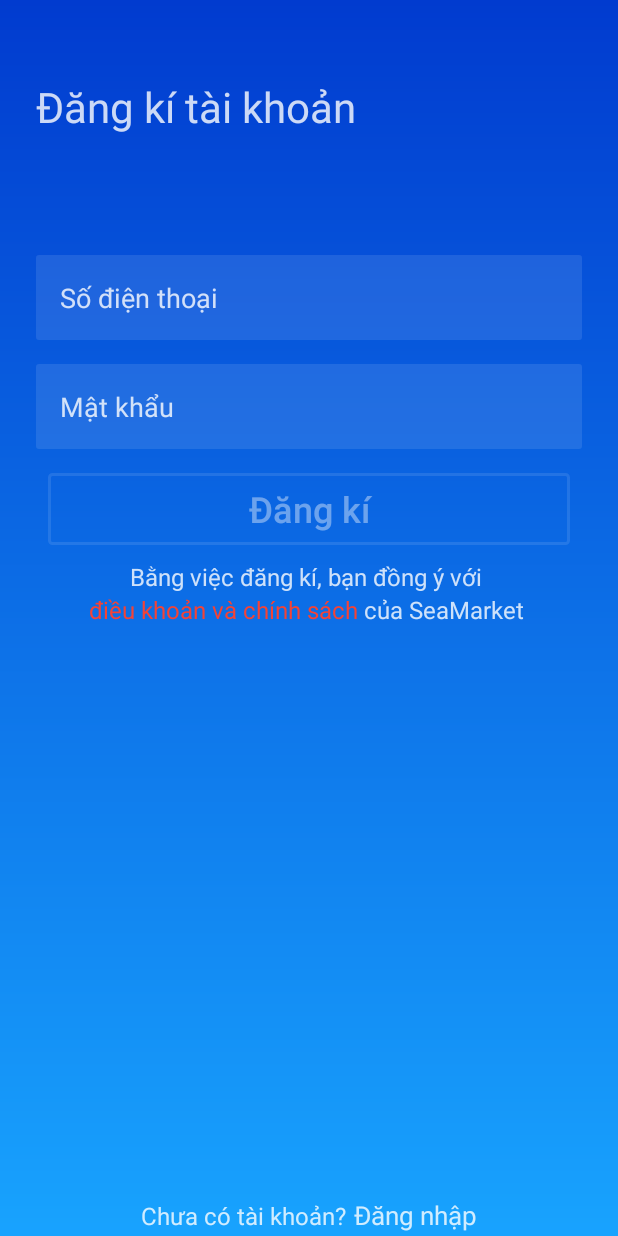
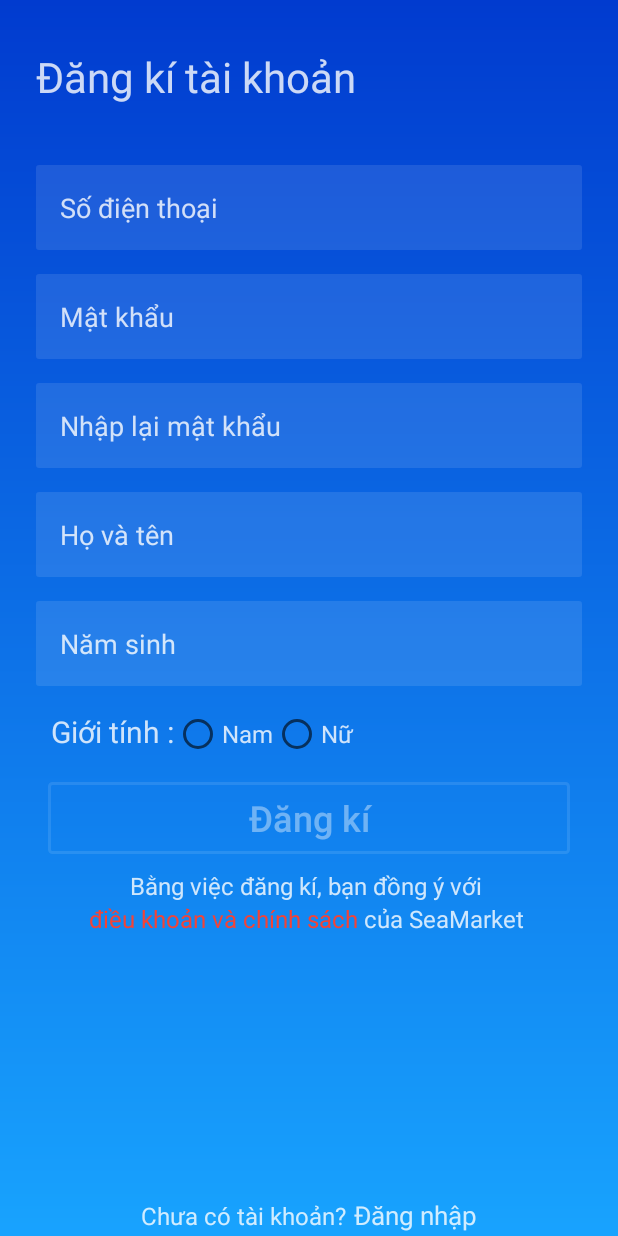
Before and after one commit to vanthongxtt/SeaMarketApp, an Android app: the SignUp_Activity screen opened directly, with no data from a screen before it, on a phone screen of 412 x 824 dp. Run offline under Robolectric (Android 15) with nearby library versions, the phone set to English and light mode, and no system bars.

Commit message:
fix gd dang ki

```diff
--- a/app/src/main/res/layout/activity_sign_up_.xml
+++ b/app/src/main/res/layout/activity_sign_up_.xml
@@ -26,7 +26,7 @@
         android:id="@+id/signup_tv_dangki"
         android:layout_width="wrap_content"
         android:layout_height="wrap_content"
-        android:layout_marginTop="50dp"
+        android:layout_marginTop="30dp"
         android:text="Đăng kí tài khoản "
         android:textColor="@color/login_form_details"
         android:textSize="28sp"
@@ -40,7 +40,7 @@
         android:id="@+id/signup_edt_phone"
         android:layout_width="0dp"
         android:layout_height="wrap_content"
-        android:layout_marginTop="80dp"
+        android:layout_marginTop="40dp"
         android:background="@drawable/edit_text_background_login"
         android:hint="Số điện thoại"
         android:inputType="number"
@@ -66,6 +66,84 @@
     app:layout_constraintStart_toStartOf="@id/signup_guidelineleft"
     app:layout_constraintTop_toBottomOf="@+id/signup_edt_phone" />
 
+    <EditText
+        android:id="@+id/signup_edt_repassword"
+        android:layout_width="0dp"
+        android:layout_height="wrap_content"
+        android:layout_marginTop="16dp"
+        android:background="@drawable/edit_text_background_login"
+        android:hint="Nhập lại mật khẩu"
+        android:inputType="textPassword"
+        android:padding="16dp"
+        android:textColorHint="@color/login_form_details"
+        android:textColor="@color/login_form_details"
+        app:layout_constraintEnd_toStartOf="@id/signup_guidelineright"
+        app:layout_constraintStart_toStartOf="@id/signup_guidelineleft"
+        app:layout_constraintTop_toBottomOf="@+id/signup_edt_password" />
+    <EditText
+        android:id="@+id/signup_edt_fullname"
+        android:layout_width="0dp"
+        android:layout_height="wrap_content"
+        android:layout_marginTop="16dp"
+        android:background="@drawable/edit_text_background_login"
+        android:hint="Họ và tên"
+        android:inputType="text"
+        android:padding="16dp"
+        android:textColorHint="@color/login_form_details"
+        android:textColor="@color/login_form_details"
+        app:layout_constraintEnd_toStartOf="@id/signup_guidelineright"
+        app:layout_constraintStart_toStartOf="@id/signup_guidelineleft"
+        app:layout_constraintTop_toBottomOf="@+id/signup_edt_repassword" />
+    <EditText
+        android:id="@+id/signup_edt_year_of_birth"
+        android:layout_width="0dp"
+        android:layout_height="wrap_content"
+        android:layout_marginTop="16dp"
+        android:background="@drawable/edit_text_background_login"
+        android:hint="Năm sinh"
+        android:inputType="datetime"
+        android:padding="16dp"
+        android:textColorHint="@color/login_form_details"
+        android:textColor="@color/login_form_details"
+        app:layout_constraintEnd_toStartOf="@id/signup_guidelineright"
+        app:layout_constraintStart_toStartOf="@id/signup_guidelineleft"
+        app:layout_constraintTop_toBottomOf="@+id/signup_edt_fullname" />
+
+    <RadioGroup
+        android:id="@+id/signup_radio_gr"
+        android:layout_width="match_parent"
+        android:layout_height="wrap_content"
+        android:orientation="horizontal"
+        android:layout_marginTop="16dp"
+        android:layout_marginLeft="24dp"
+        android:layout_marginRight="24dp"
+        app:layout_constraintTop_toBottomOf="@+id/signup_edt_year_of_birth">
+
+        <TextView
+            android:layout_width="wrap_content"
+            android:layout_height="wrap_content"
+            android:text="Giới tính :"
+            android:textSize="20sp"
+            android:layout_marginLeft="10dp"
+            android:textColor="@color/login_form_details"
+            android:textColorHint="@color/login_form_details" />
+
+        <RadioButton
+            android:layout_width="wrap_content"
+            android:layout_height="wrap_content"
+            android:text="Nam"
+            android:textSize="16sp"
+            android:textColor="@color/login_form_details"
+            android:textColorHint="@color/login_form_details" />
+
+        <RadioButton
+            android:layout_width="267dp"
+            android:layout_height="wrap_content"
+            android:text="Nữ"
+            android:textSize="16sp"
+            android:textColor="@color/login_form_details"
+            android:textColorHint="@color/login_form_details" />
+    </RadioGroup>
 
     <Button
         android:id="@+id/signup_btn_dangki"
@@ -81,7 +159,7 @@
         android:textColor="@color/login_form_details_medium"
         app:layout_constraintEnd_toStartOf="@+id/signup_guidelineright"
         app:layout_constraintStart_toStartOf="@id/signup_guidelineleft"
-        app:layout_constraintTop_toBottomOf="@id/signup_edt_password"
+        app:layout_constraintTop_toBottomOf="@id/signup_radio_gr"
         android:layout_marginLeft="8dp"
         android:layout_marginRight="16dp" />
 
```
